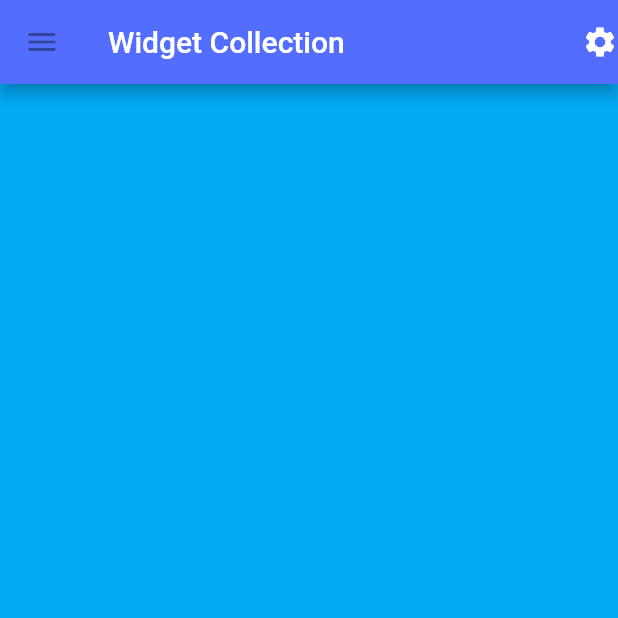
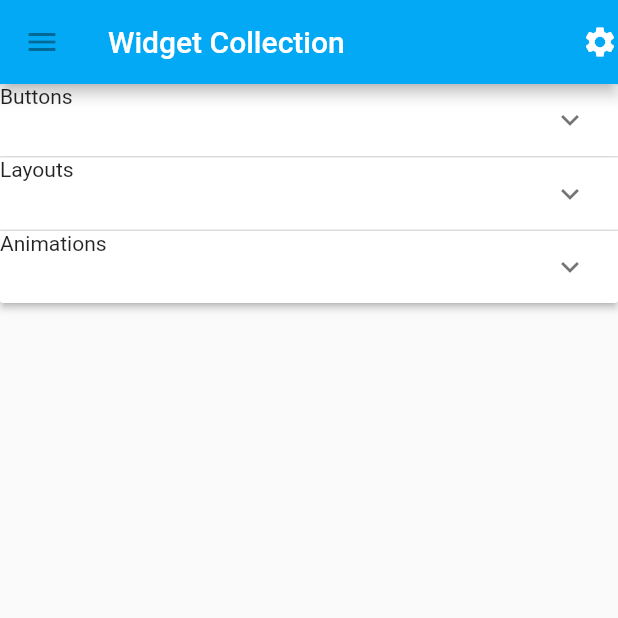
Before and after one commit to Channelsu/gradation, a Flutter app: the WidgetListPage screen opened directly, on a phone screen of 412 x 824 dp, the top half of it. Run offline on Flutter 3.47's test engine with Material 2 defaults, Android fonts, the phone set to English and light mode, and no system bars; our stand-ins replace simple_animations.

Commit message:
ログインボタン追加、拡張パネル追加

```diff
--- /dev/null
+++ b/lib/model/panel.dart
@@ -0,0 +1,17 @@
+import 'package:flutter/material.dart';
+// @requiredアノテーションを利用可能にする
+import 'package:meta/meta.dart';
+
+class Panel {
+  bool isExpanded;
+  final String title;
+  final String body;
+  // final List<WidgetItem> widgetItems;
+
+  Panel({
+    this.isExpanded = false,
+    @required this.title,
+    this.body,
+    // this.widgetItems = const [],
+  });
+}
--- a/lib/widget_list_page.dart
+++ b/lib/widget_list_page.dart
@@ -1,12 +1,25 @@
 import 'package:flutter/material.dart';
+import 'package:gradation/model/panel.dart';
 
-class WidgetListPage extends StatelessWidget {
+class WidgetListPage extends StatefulWidget {
+  @override
+  _WidgetListPageState createState() => _WidgetListPageState();
+}
+
+class _WidgetListPageState extends State<WidgetListPage> {
+
+  List<Panel> _panels = [
+    Panel(title: 'Buttons', body: 'body1'),
+    Panel(title: 'Layouts', body: 'body2'),
+    Panel(title: 'Animations', body: 'body3'),
+  ];
+
   @override
   Widget build(BuildContext context) {
     return Scaffold(
       appBar: AppBar(
         title: Text('Widget Collection'),
-        backgroundColor: Colors.indigoAccent,
+        backgroundColor: Colors.lightBlue,
         leading: IconButton(icon: Icon(Icons.menu), onPressed: null),
         actions: <Widget>[
           Icon(Icons.settings)
@@ -14,7 +27,29 @@ class WidgetListPage extends StatelessWidget {
       ),
       body: Container(
         height: double.infinity,
-        color: Colors.lightBlue,
+        // color: Colors.lightBlue,
+        child: ListView(
+          children: <Widget>[
+            ExpansionPanelList(
+              expansionCallback: (int index, bool isExpanded) {
+                setState(() {
+                  _panels[index].isExpanded = !_panels[index].isExpanded;
+                });
+              },
+              children: _panels.map((Panel panel) {
+                return ExpansionPanel(
+                  headerBuilder: (BuildContext context, bool isExpanded) {
+                    return Text(panel.title);
+                  },
+                  isExpanded: panel.isExpanded,
+                  body: Container(
+                    child: Text(panel.body),
+                  ),
+                );
+              }).toList(),
+            ),
+          ],
+        ),
       ),
     );
   }
```
Also changed, not shown: lib/main.dart (+19 -7 lines), 1 other file.
